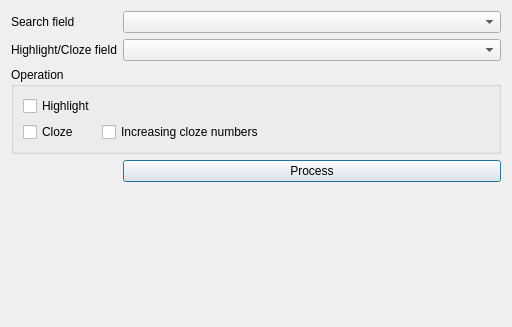
abdnh/anki-wrap-related, file designer/form.ui: the form before one commit.
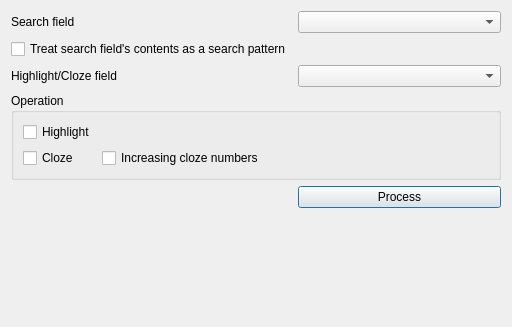
The form after the commit.

Commit message: Add option to treat search string as a pattern

```diff
--- a/designer/form.ui
+++ b/designer/form.ui
@@ -24,24 +24,17 @@
    <item row="0" column="1">
     <widget class="QComboBox" name="searchFieldComboBox"/>
    </item>
-   <item row="1" column="0">
+   <item row="2" column="0">
     <widget class="QLabel" name="label_6">
      <property name="text">
       <string>Highlight/Cloze field</string>
      </property>
     </widget>
    </item>
-   <item row="1" column="1">
+   <item row="2" column="1">
     <widget class="QComboBox" name="highlightFieldComboBox"/>
    </item>
-   <item row="3" column="1">
-    <widget class="QPushButton" name="processButton">
-     <property name="text">
-      <string>Process</string>
-     </property>
-    </widget>
-   </item>
-   <item row="2" column="0" colspan="2">
+   <item row="3" column="0" colspan="2">
     <widget class="QGroupBox" name="groupBox">
      <property name="title">
       <string>Operation</string>
@@ -71,6 +64,20 @@
      </layout>
     </widget>
    </item>
+   <item row="4" column="1">
+    <widget class="QPushButton" name="processButton">
+     <property name="text">
+      <string>Process</string>
+     </property>
+    </widget>
+   </item>
+   <item row="1" column="0">
+    <widget class="QCheckBox" name="globCheckBox">
+     <property name="text">
+      <string>Treat search field's contents as a search pattern</string>
+     </property>
+    </widget>
+   </item>
   </layout>
  </widget>
  <tabstops>
```
The commit also changes 4 other files.
